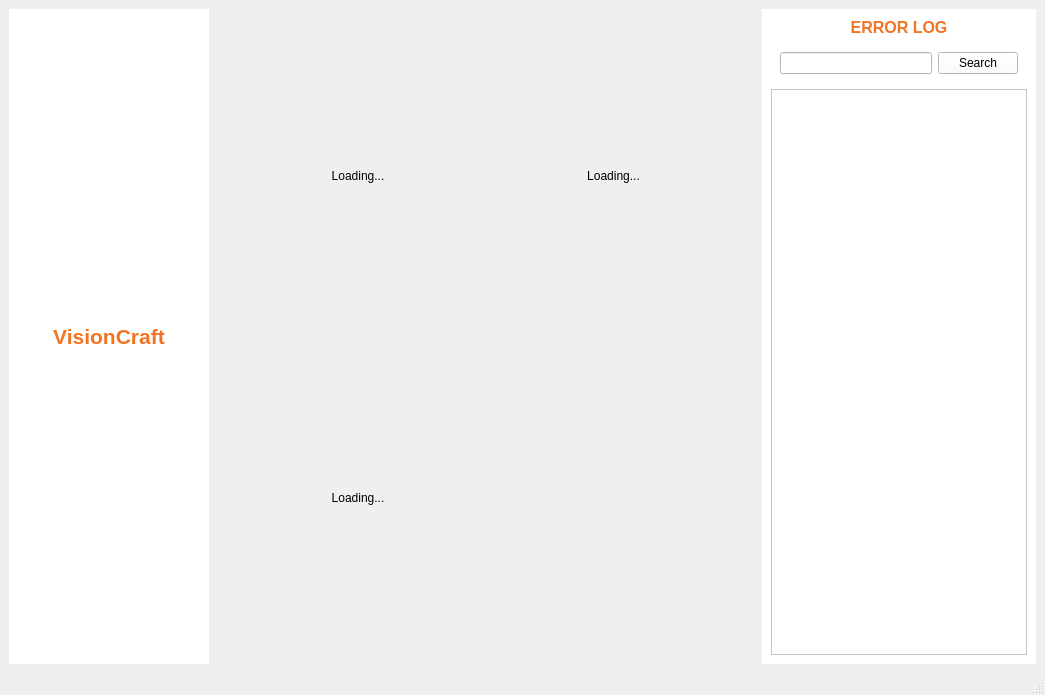
Qt form client_qt/home.ui (VisionCraft2025/client_qt) before a commit.
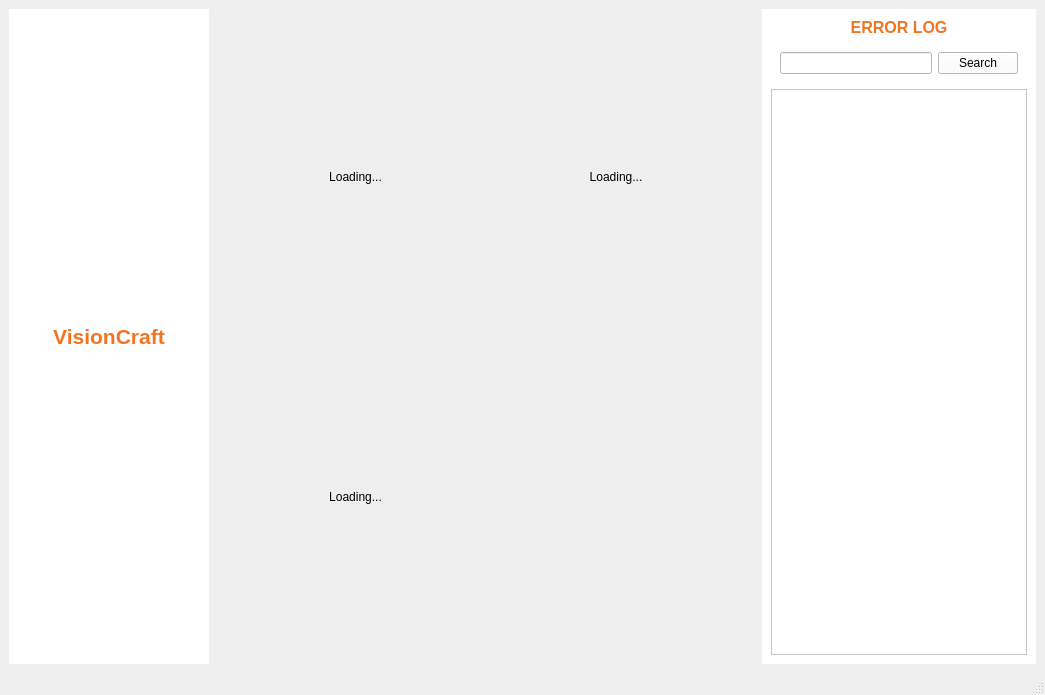
The same form after that commit.

Commit message: Style: Adjust spacing between cameras

The edit to the form file:
```diff
--- a/client_qt/home.ui
+++ b/client_qt/home.ui
@@ -91,9 +91,30 @@
        <item>
         <widget class="QWidget" name="centerPanel" native="true">
          <layout class="QVBoxLayout" name="verticalLayout_2">
+          <property name="spacing">
+           <number>2</number>
+          </property>
+          <property name="leftMargin">
+           <number>2</number>
+          </property>
+          <property name="topMargin">
+           <number>0</number>
+          </property>
+          <property name="rightMargin">
+           <number>2</number>
+          </property>
+          <property name="bottomMargin">
+           <number>0</number>
+          </property>
           <item>
            <widget class="QWidget" name="top" native="true">
             <layout class="QHBoxLayout" name="horizontalLayout_2">
+             <property name="spacing">
+              <number>2</number>
+             </property>
+             <property name="bottomMargin">
+              <number>0</number>
+             </property>
              <item>
               <widget class="QLabel" name="cam1">
                <property name="sizePolicy">
@@ -132,6 +153,12 @@
           <item>
            <widget class="QWidget" name="bottom" native="true">
             <layout class="QHBoxLayout" name="horizontalLayout_3">
+             <property name="spacing">
+              <number>2</number>
+             </property>
+             <property name="topMargin">
+              <number>0</number>
+             </property>
              <item>
               <widget class="QLabel" name="cam3">
                <property name="sizePolicy">
```
Left out of the diff: 2 changed lines with no effect on the pictures. The commit also changes 1 other file.
